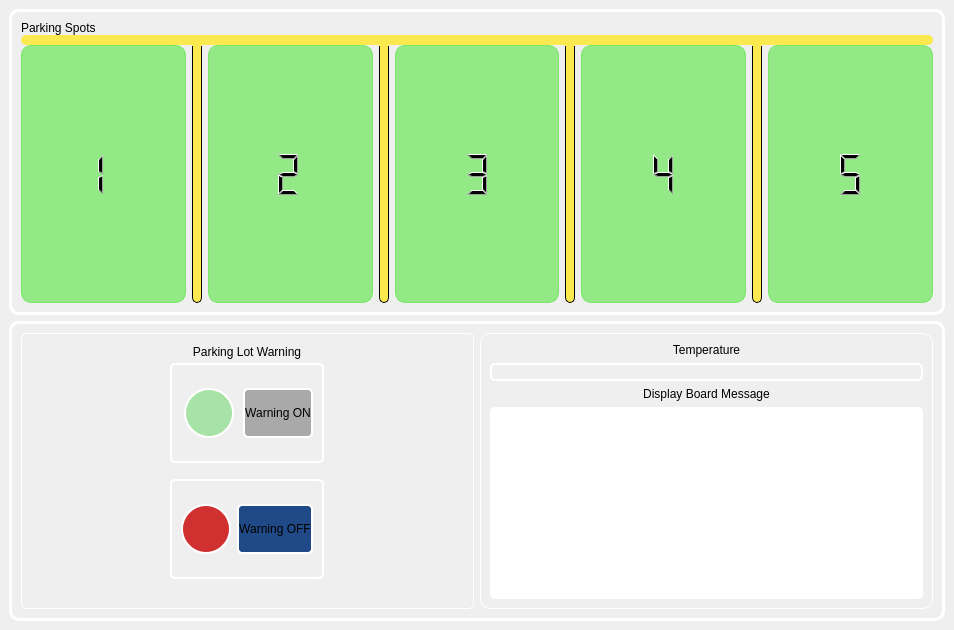
Old version of the form Deliverable_3/gui.ui in the repository HeemHeem/CME466.
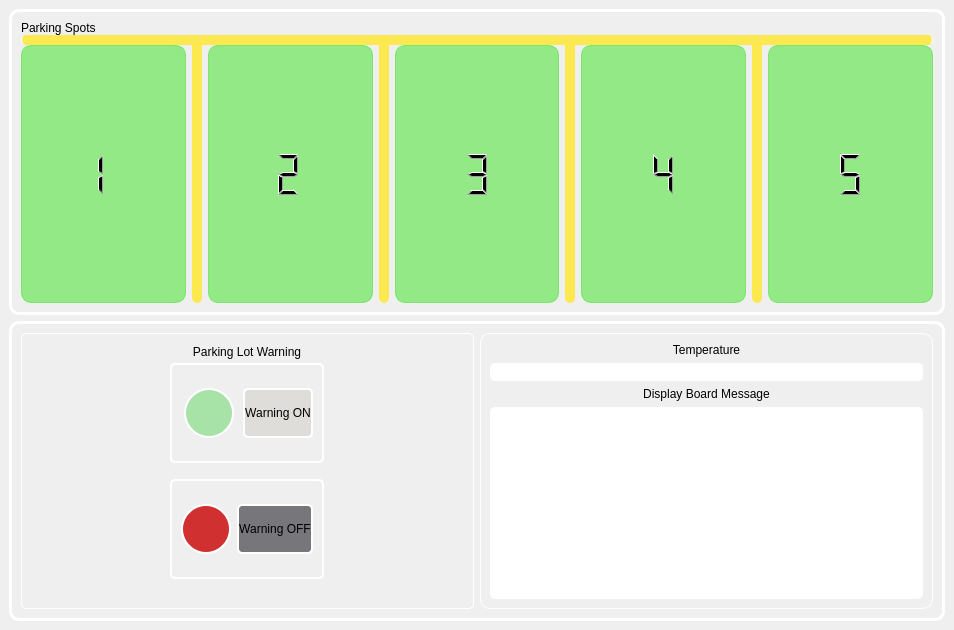
New version of the form.

Commit message: modified gui to be adjusted for light mode and fixed some naming issues

```diff
--- a/Deliverable_3/gui.ui
+++ b/Deliverable_3/gui.ui
@@ -68,8 +68,9 @@
          </property>
          <property name="styleSheet">
           <string notr="true">background-color: rgb(252, 233, 79);
-border-bottom-colot:rgb(252, 233, 79);
-border-width: 0px;
+border-bottom-color:rgb(252, 233, 79);
+border-top-color: rgb(252, 233, 79);
+border-width: 1px;
 border-style: solid;
 border-radius: 5px;
 </string>
@@ -163,7 +164,7 @@
                </property>
                <property name="styleSheet">
                 <string notr="true">border-style: none;
-bordor-color: none;
+border-color: none;
 background-color: none;</string>
                </property>
                <property name="frameShape">
@@ -235,7 +236,7 @@
              <string notr="true">background-color: rgb(252, 233, 79);
 border-width: 1px;
 border-style: solid;
-border-color: black;
+border-color: rgb(252, 233, 79);
 border-top-color: rgb(252, 233, 79);
 border-bottom-left-radius:  5px;
 border-bottom-right-radius: 5px;</string>
@@ -299,7 +300,7 @@
                </property>
                <property name="styleSheet">
                 <string notr="true">border-style: none;
-bordor-color: none;
+border-color: none;
 background-color: none;</string>
                </property>
                <property name="frameShape">
@@ -362,7 +363,7 @@
              <string notr="true">background-color: rgb(252, 233, 79);
 border-width: 1px;
 border-style: solid;
-border-color: black;
+border-color: rgb(252, 233, 79);
 border-top-color: rgb(252, 233, 79);
 border-bottom-left-radius:  5px;
 border-bottom-right-radius: 5px;</string>
@@ -417,7 +418,7 @@
                </property>
                <property name="styleSheet">
                 <string notr="true">border-style: none;
-bordor-color: none;
+border-color: none;
 background-color: none;</string>
                </property>
                <property name="frameShape">
@@ -480,7 +481,7 @@
              <string notr="true">background-color: rgb(252, 233, 79);
 border-width: 1px;
 border-style: solid;
-border-color: black;
+border-color: rgb(252, 233, 79);
 border-top-color: rgb(252, 233, 79);
 border-bottom-left-radius:  5px;
 border-bottom-right-radius: 5px;</string>
@@ -535,7 +536,7 @@
                </property>
                <property name="styleSheet">
                 <string notr="true">border-style: none;
-bordor-color: none;
+border-color: none;
 background-color: none;</string>
                </property>
                <property name="frameShape">
@@ -598,7 +599,7 @@
              <string notr="true">background-color: rgb(252, 233, 79);
 border-width: 1px;
 border-style: solid;
-border-color: black;
+border-color: rgb(252, 233, 79);
 border-top-color: rgb(252, 233, 79);
 border-bottom-left-radius:  5px;
 border-bottom-right-radius: 5px;</string>
@@ -653,7 +654,7 @@
                </property>
                <property name="styleSheet">
                 <string notr="true">border-style: none;
-bordor-color: none;
+border-color: none;
 background-color: none;</string>
                </property>
                <property name="frameShape">
@@ -820,8 +821,8 @@
                   </property>
                   <property name="styleSheet">
                    <string notr="true">QPushButton::hover{background-color: rgb(32, 74, 135);}
-QPushButton{background-color:darkgray;}
-QPushButton::checked{background-color:rgb(32, 74, 135);}</string>
+QPushButton{background-color:rgb(222, 221, 218);}
+QPushButton::checked{background-color:rgb(119, 118, 123);}</string>
                   </property>
                   <property name="text">
                    <string>Warning ON</string>
@@ -920,8 +921,8 @@
                   </property>
                   <property name="styleSheet">
                    <string notr="true">QPushButton::hover{background-color: rgb(32, 74, 135);}
-QPushButton{background-color:darkgray;}
-QPushButton::checked{background-color:rgb(32, 74, 135);}</string>
+QPushButton{background-color:rgb(222, 221, 218);}
+QPushButton::checked{background-color:rgb(119, 118, 123);}</string>
                   </property>
                   <property name="text">
                    <string>Warning OFF</string>
@@ -1024,6 +1025,7 @@
 border-style: solid;
 border-color: white;
 border-width:2px;
+background-color: white;
 </string>
             </property>
             <property name="text">
```
The commit also changes 2 other files.
